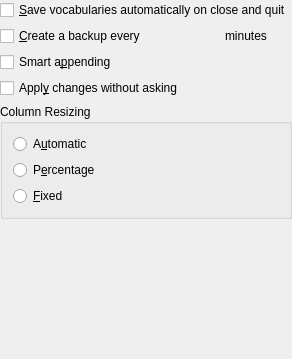
The window that kvoctrain/common-dialogs/generaloptionsbase.ui (KDE/parley) describes before a commit, drawn with Qt 5.
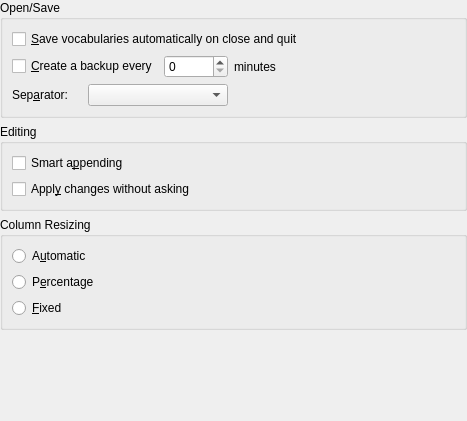
The same window after the commit. Custom widgets are drawn as their Qt base class.

```diff
--- a/kvoctrain/common-dialogs/generaloptionsbase.ui
+++ b/kvoctrain/common-dialogs/generaloptionsbase.ui
@@ -8,8 +8,8 @@
    <rect>
     <x>0</x>
     <y>0</y>
-    <width>292</width>
-    <height>359</height>
+    <width>467</width>
+    <height>421</height>
    </rect>
   </property>
   <layout class="QGridLayout" >
@@ -19,7 +19,19 @@
    <property name="spacing" >
     <number>6</number>
    </property>
-   <item row="0" column="0" colspan="3" >
+   <item row="0" column="0" >
+    <widget class="KButtonGroup" name="kbuttongroup" >
+     <property name="title" >
+      <string>Open/Save</string>
+     </property>
+     <layout class="QGridLayout" >
+      <property name="margin" >
+       <number>9</number>
+      </property>
+      <property name="spacing" >
+       <number>6</number>
+      </property>
+      <item row="0" column="0" colspan="5" >
     <widget class="QCheckBox" name="kcfg_AutoSave" >
      <property name="toolTip" >
       <string>Allow automatic saving of your work</string>
@@ -32,7 +44,36 @@
      </property>
     </widget>
    </item>
-   <item row="1" column="0" >
+      <item row="2" column="3" colspan="2" >
+       <spacer>
+        <property name="orientation" >
+         <enum>Qt::Horizontal</enum>
+        </property>
+        <property name="sizeType" >
+         <enum>QSizePolicy::Expanding</enum>
+        </property>
+        <property name="sizeHint" >
+         <size>
+          <width>121</width>
+          <height>20</height>
+         </size>
+        </property>
+       </spacer>
+      </item>
+      <item row="1" column="4" >
+       <spacer>
+        <property name="orientation" >
+         <enum>Qt::Horizontal</enum>
+        </property>
+        <property name="sizeHint" >
+         <size>
+          <width>61</width>
+          <height>20</height>
+         </size>
+        </property>
+       </spacer>
+      </item>
+      <item row="1" column="0" colspan="2" >
     <widget class="QCheckBox" name="kcfg_AutoBackup" >
      <property name="toolTip" >
       <string>Allow automatic saving of your work</string>
@@ -45,10 +86,36 @@
      </property>
     </widget>
    </item>
-   <item row="1" column="1" >
-    <widget class="KIntSpinBox" name="kcfg_BackupTime" />
+      <item row="2" column="0" >
+       <widget class="QLabel" name="label_sep" >
+        <property name="text" >
+         <string>Sep&amp;arator:</string>
+        </property>
+        <property name="buddy" >
+         <cstring>SeparatorCombo</cstring>
+        </property>
+       </widget>
+      </item>
+      <item row="2" column="1" colspan="2" >
+       <widget class="KComboBox" name="SeparatorCombo" >
+        <property name="minimumSize" >
+         <size>
+          <width>140</width>
+          <height>0</height>
+         </size>
+        </property>
+        <property name="toolTip" >
+         <string>Choose which separator you want to use to separate your data when importing and exporting text.</string>
+        </property>
+        <property name="whatsThis" >
+         <string>Choose the separator to use to divide the parts of an expression when importing or exporting data as text.</string>
+        </property>
+       </widget>
    </item>
    <item row="1" column="2" >
+       <widget class="KIntSpinBox" name="kcfg_BackupTime" />
+      </item>
+      <item row="1" column="3" >
     <widget class="QLabel" name="lblBackupInterva" >
      <property name="text" >
       <string>minutes</string>
@@ -58,20 +125,38 @@
      </property>
     </widget>
    </item>
-   <item row="2" column="0" colspan="3" >
-    <widget class="QCheckBox" name="kcfg_SmartAppend" >
-     <property name="toolTip" >
-      <string>If checked, the entry dialog will popup repeatedly</string>
-     </property>
-     <property name="whatsThis" >
-      <string>If this feature is activated, you will repeatedly be prompted with the entry dialog. After entering the first original you have to enter the corresponding translations. Afterwards you proceed with the next original and its translations until you stop by pressing the ESC key.</string>
-     </property>
-     <property name="text" >
-      <string>Smart a&amp;ppending</string>
-     </property>
+     </layout>
     </widget>
    </item>
-   <item row="3" column="0" colspan="3" >
+   <item row="3" column="0" >
+    <spacer>
+     <property name="orientation" >
+      <enum>Qt::Vertical</enum>
+     </property>
+     <property name="sizeType" >
+      <enum>QSizePolicy::Expanding</enum>
+     </property>
+     <property name="sizeHint" >
+      <size>
+       <width>51</width>
+       <height>51</height>
+      </size>
+     </property>
+    </spacer>
+   </item>
+   <item row="1" column="0" >
+    <widget class="KButtonGroup" name="editingGroup" >
+     <property name="title" >
+      <string>Editing</string>
+     </property>
+     <layout class="QGridLayout" >
+      <property name="margin" >
+       <number>9</number>
+      </property>
+      <property name="spacing" >
+       <number>6</number>
+      </property>
+      <item row="1" column="0" >
     <widget class="QCheckBox" name="kcfg_AutoEntryApply" >
      <property name="toolTip" >
       <string>Your changes will be applied automatically.</string>
@@ -84,19 +169,35 @@
      </property>
     </widget>
    </item>
-   <item row="4" column="0" colspan="3" >
-    <widget class="QGroupBox" name="kcfg_HeaderResizeMode" >
+      <item row="0" column="0" >
+       <widget class="QCheckBox" name="kcfg_SmartAppend" >
+        <property name="toolTip" >
+         <string>If checked, the entry dialog will popup repeatedly</string>
+        </property>
+        <property name="whatsThis" >
+         <string>If this feature is activated, you will repeatedly be prompted with the entry dialog. After entering the first original you have to enter the corresponding translations. Afterwards you proceed with the next original and its translations until you stop by pressing the ESC key.</string>
+        </property>
+        <property name="text" >
+         <string>Smart a&amp;ppending</string>
+        </property>
+       </widget>
+      </item>
+     </layout>
+    </widget>
+   </item>
+   <item row="2" column="0" >
+    <widget class="KButtonGroup" name="kcfg_HeaderResizeMode" >
      <property name="title" >
       <string>Column Resizing</string>
      </property>
-     <layout class="QVBoxLayout" >
+     <layout class="QGridLayout" >
       <property name="margin" >
-       <number>10</number>
+       <number>9</number>
       </property>
       <property name="spacing" >
        <number>6</number>
       </property>
-      <item>
+      <item row="0" column="0" >
        <widget class="QRadioButton" name="hb_auto" >
         <property name="toolTip" >
          <string>KVocTrain determines the resizing of the columns</string>
@@ -109,20 +210,7 @@
         </property>
        </widget>
       </item>
-      <item>
-       <widget class="QRadioButton" name="hb_percent" >
-        <property name="toolTip" >
-         <string>The columns resize using the same factor that the window is resized to.</string>
-        </property>
-        <property name="whatsThis" >
-         <string>If this is checked, the columns resize by the same amount as the window</string>
-        </property>
-        <property name="text" >
-         <string>P&amp;ercentage</string>
-        </property>
-       </widget>
-      </item>
-      <item>
+      <item row="2" column="0" >
        <widget class="QRadioButton" name="hb_fixed" >
         <property name="toolTip" >
          <string>There is no resizing of the columns</string>
@@ -135,36 +223,42 @@
         </property>
        </widget>
       </item>
-     </layout>
-    </widget>
-   </item>
-   <item row="5" column="0" >
-    <spacer>
-     <property name="orientation" >
-      <enum>Qt::Vertical</enum>
-     </property>
-     <property name="sizeType" >
-      <enum>QSizePolicy::Expanding</enum>
-     </property>
-     <property name="sizeHint" >
-      <size>
-       <width>51</width>
-       <height>123</height>
-      </size>
-     </property>
-    </spacer>
+      <item row="1" column="0" >
+       <widget class="QRadioButton" name="hb_percent" >
+        <property name="toolTip" >
+         <string>The columns resize using the same factor that the window is resized to.</string>
+        </property>
+        <property name="whatsThis" >
+         <string>If this is checked, the columns resize by the same amount as the window</string>
+        </property>
+        <property name="text" >
+         <string>P&amp;ercentage</string>
+        </property>
+       </widget>
+      </item>
+     </layout>
+    </widget>
    </item>
   </layout>
  </widget>
  <layoutdefault spacing="6" margin="11" />
  <pixmapfunction>qPixmapFromMimeSource</pixmapfunction>
  <customwidgets>
+  <customwidget>
+   <class>KButtonGroup</class>
+   <extends>QGroupBox</extends>
+   <header>kbuttongroup.h</header>
+   <container>1</container>
+  </customwidget>
   <customwidget>
    <class>KIntSpinBox</class>
-   <extends></extends>
+   <extends>QSpinBox</extends>
    <header>knuminput.h</header>
-   <container>0</container>
-   <pixmap></pixmap>
+  </customwidget>
+  <customwidget>
+   <class>KComboBox</class>
+   <extends>QComboBox</extends>
+   <header>kcombobox.h</header>
   </customwidget>
  </customwidgets>
  <resources/>
```
Left out of the diff: 5 changed lines with no effect on the pictures. Lines whose indentation alone changed are shown as unchanged.
